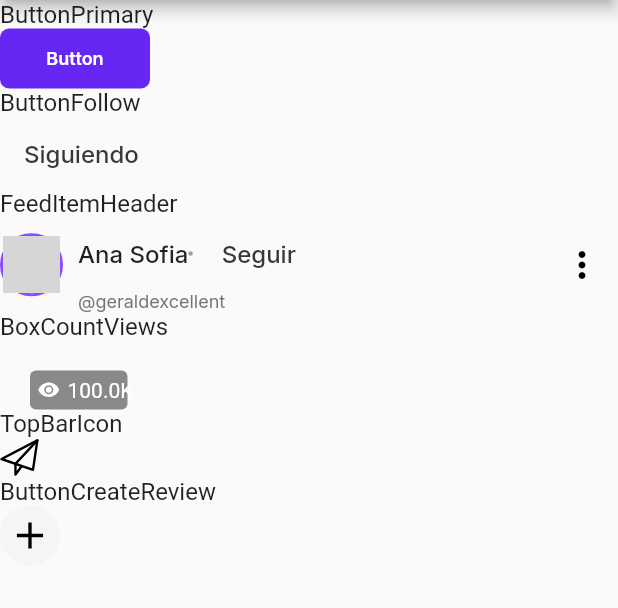
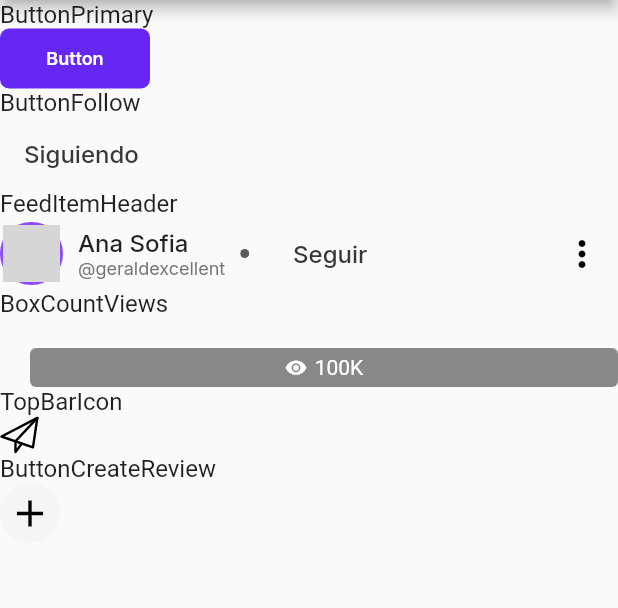
Before and after one commit to tipzty/tipzty_flutter_ui, a Flutter app: the screen it shows after launch, on a phone screen of 412 x 824 dp, the part 84-692 px from its top. Run offline on Flutter 3.47's test engine with Material 2 defaults, Android fonts, the phone set to English and light mode, and no system bars; drawn by our look-alikes of cached_network_image; our stand-ins replace google_fonts, websafe_svg; network calls fail; grey boxes are pictures that could not be loaded.

Commit message:
UI Fix V7

```diff
--- a/lib/src/widgets/box_count_views.dart
+++ b/lib/src/widgets/box_count_views.dart
@@ -7,19 +7,22 @@ class BoxCountViews extends StatelessWidget {
 
   @override
   Widget build(BuildContext context) {
-    var views = count >= 1000 ? (count / 1000).toString() + "K" : count;
-    views = count >= 1000000 ? (count / 1000000).toString() + "M" : views;
+    final bool isK = count >= 1000;
+    final bool isM = count >= 1000000;
 
-    return ConstrainedBox(
-      constraints: new BoxConstraints(
-        maxWidth: 85,
-      ),
-      child: Container(
+    String countParser = '0';
+
+    //  The symbol "~/" generates a division calculation as an integer and not as a decimal.
+    countParser = isK ? (count ~/ 1000).toString() + "K" : count.toString();
+    countParser = isM ? (count ~/ 1000000).toString() + "M" : countParser;
+
+    return Container(
       decoration: BoxDecoration(
         borderRadius: BorderRadius.all(Radius.circular(4)),
-            color: Colors.black45),
-        margin: const EdgeInsets.only(top: 20, left: 20),
-        padding: const EdgeInsets.all(5),
+        color: Colors.black45,
+      ),
+      margin: EdgeInsets.only(top: 20, left: 20),
+      padding: EdgeInsets.all(5),
       child: Row(
         mainAxisAlignment: MainAxisAlignment.center,
         children: [
@@ -28,16 +31,13 @@ class BoxCountViews extends StatelessWidget {
             size: 15,
             color: Colors.white,
           ),
-            SizedBox(
-              width: 5,
-            ),
+          SizedBox(width: 5),
           Text(
-              '${views}',
+            countParser,
             style: TextStyle(color: Colors.white),
           ),
         ],
       ),
-      ),
     );
   }
 }
--- a/lib/src/widgets/feed/feed_item_header.dart
+++ b/lib/src/widgets/feed/feed_item_header.dart
@@ -109,19 +109,32 @@ class FeedItemHeader extends StatelessWidget {
               crossAxisAlignment: CrossAxisAlignment.start,
               children: [
                 Row(
+                  mainAxisAlignment: MainAxisAlignment.start,
+                  crossAxisAlignment: CrossAxisAlignment.center,
                   children: [
-                    UserFullNameText(fullName),
-                    Container(
-                      // padding: EdgeInsets.fromLTRB(10, 0, 0, 0),
-                      child: TextCircle(color: Colors.grey),
+                    Column(
+                      crossAxisAlignment: CrossAxisAlignment.start,
+                      children: [
+                        UserFullNameText(fullName),
+                        UserNicknameText("@$nickName"),
+                      ],
                     ),
+                    SizedBox(width: 10),
+                    ClipRRect(
+                      borderRadius: BorderRadius.circular(3.0),
+                      child: Container(
+                        width: 6.0,
+                        height: 6.0,
+                        color: Color.fromRGBO(92, 92, 92, 1.0),
+                      ),
+                    ),
+                    SizedBox(width: 10),
                     ButtonFollow(
                       following: following,
                       onPressed: onPressedFollow,
                     ),
                   ],
                 ),
-                Row(children: [UserNicknameText("@$nickName")]),
               ],
             ),
           ],
```
Lines whose indentation alone changed are shown as unchanged.
